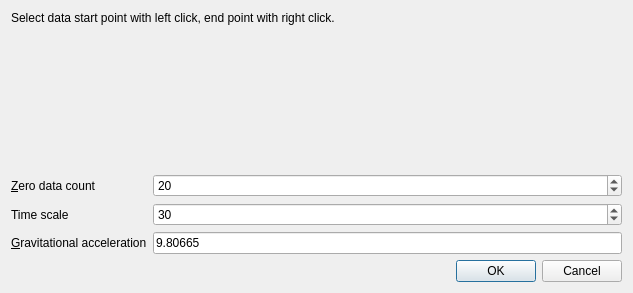
This is dataselectdialog.ui in futr/sensorreader as Qt 5 draws it before an edit. The edited form follows.
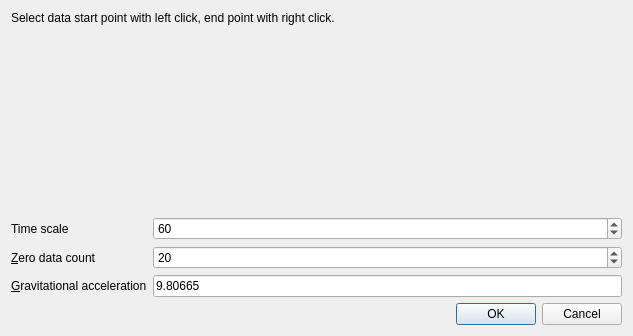
This is the edited form. Custom widgets are drawn as their Qt base class.

What changed in the file:
```diff
--- a/dataselectdialog.ui
+++ b/dataselectdialog.ui
@@ -7,13 +7,13 @@
     <x>0</x>
     <y>0</y>
     <width>633</width>
-    <height>293</height>
+    <height>336</height>
    </rect>
   </property>
   <property name="windowTitle">
    <string>Select data range</string>
   </property>
-  <layout class="QVBoxLayout" name="verticalLayout_2">
+  <layout class="QVBoxLayout" name="verticalLayout">
    <item>
     <widget class="QLabel" name="label">
      <property name="sizePolicy">
@@ -28,8 +28,6 @@
     </widget>
    </item>
    <item>
-    <layout class="QVBoxLayout" name="verticalLayout" stretch="1,0">
-     <item>
       <widget class="Graph" name="acc" native="true">
        <property name="sizePolicy">
         <sizepolicy hsizetype="Preferred" vsizetype="MinimumExpanding">
@@ -42,6 +40,29 @@
      <item>
       <layout class="QFormLayout" name="formLayout">
        <item row="0" column="0">
+      <widget class="QLabel" name="label_2">
+       <property name="text">
+        <string>Time scale</string>
+       </property>
+       <property name="buddy">
+        <cstring>xScaleSpinBox</cstring>
+       </property>
+      </widget>
+     </item>
+     <item row="0" column="1">
+      <widget class="QSpinBox" name="xScaleSpinBox">
+       <property name="minimum">
+        <number>1</number>
+       </property>
+       <property name="maximum">
+        <number>10000</number>
+       </property>
+       <property name="value">
+        <number>60</number>
+       </property>
+      </widget>
+     </item>
+     <item row="1" column="0">
         <widget class="QLabel" name="label_3">
          <property name="text">
           <string>&amp;Zero data count</string>
@@ -51,7 +72,7 @@
          </property>
         </widget>
        </item>
-       <item row="0" column="1">
+     <item row="1" column="1">
         <widget class="QSpinBox" name="zeroCountSpinBox">
          <property name="minimum">
           <number>1</number>
@@ -64,29 +85,6 @@
          </property>
         </widget>
        </item>
-       <item row="1" column="0">
-        <widget class="QLabel" name="label_2">
-         <property name="text">
-          <string>Time scale</string>
-         </property>
-         <property name="buddy">
-          <cstring>xScaleSpinBox</cstring>
-         </property>
-        </widget>
-       </item>
-       <item row="1" column="1">
-        <widget class="QSpinBox" name="xScaleSpinBox">
-         <property name="minimum">
-          <number>1</number>
-         </property>
-         <property name="maximum">
-          <number>1000</number>
-         </property>
-         <property name="value">
-          <number>30</number>
-         </property>
-        </widget>
-       </item>
        <item row="2" column="0">
         <widget class="QLabel" name="label_4">
          <property name="text">
@@ -103,8 +101,6 @@
           <string>9.80665</string>
          </property>
         </widget>
-       </item>
-      </layout>
      </item>
     </layout>
    </item>
```
Lines whose indentation alone changed are shown as unchanged.
